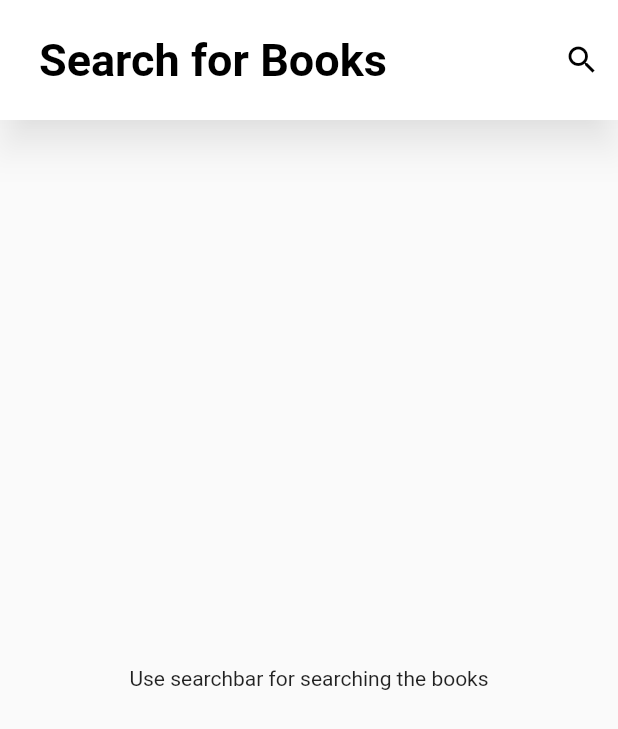
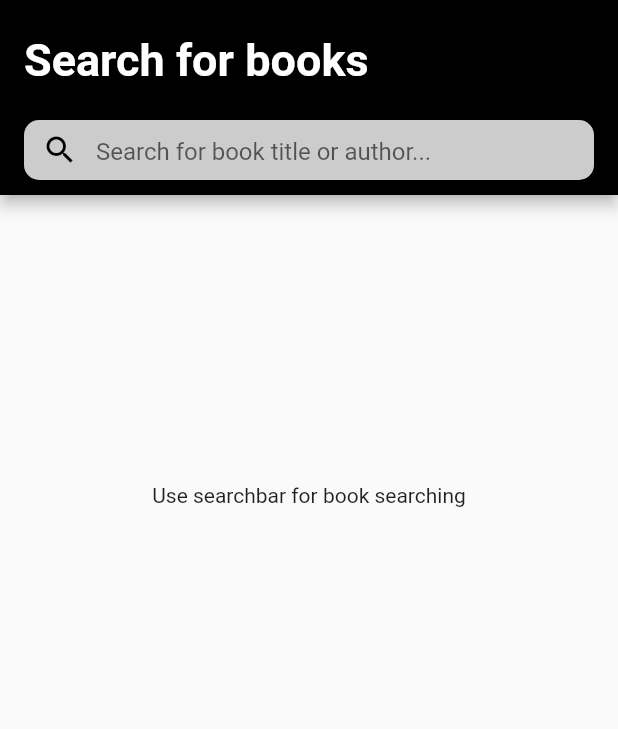
Before and after one commit to lukasNwr/Ringier_booksApp, a Flutter app: the screen it shows after launch, on a phone screen of 412 x 824 dp. Shown: the top 729 px of the screen. Run offline on Flutter 3.47's test engine with Material 2 defaults, Android fonts, the light colour scheme and no system bars.

Commit message:
little ui tweaks, searchbar changed

```diff
--- a/lib/main.dart
+++ b/lib/main.dart
@@ -10,6 +10,7 @@ class MyApp extends StatelessWidget {
   @override
   Widget build(BuildContext context) {
     return const MaterialApp(
+      debugShowCheckedModeBanner: false,
       home: Home(),
     );
   }
--- /dev/null
+++ b/lib/screens/home_screen copy.dart
@@ -0,0 +1,111 @@
+// ignore_for_file: prefer_const_constructors
+
+import 'package:flutter/material.dart';
+import 'package:ringier_books_app/providers/api_provider.dart';
+import '../models/book.dart';
+import '../components/book_tile.dart';
+import '../providers/api_provider.dart';
+
+class Home extends StatefulWidget {
+  const Home();
+
+  @override
+  State<Home> createState() => _HomeState();
+}
+
+class _HomeState extends State<Home> {
+  final Book book = Book(title: "test book");
+
+  String searchString = "";
+  Icon searchIcon = Icon(Icons.search, color: Colors.black);
+  Widget appBarMainArea = Text(
+    "Search for Books",
+    style: TextStyle(
+      color: Colors.black,
+      fontSize: 30,
+      fontWeight: FontWeight.bold,
+    ),
+  );
+
+  @override
+  Widget build(BuildContext context) {
+    return Scaffold(
+      appBar: AppBar(
+        toolbarHeight: 80,
+        shadowColor: Colors.black.withOpacity(.4),
+        backgroundColor: Colors.white,
+        elevation: 10,
+        title: Padding(
+          padding: const EdgeInsets.symmetric(horizontal: 10),
+          child: appBarMainArea,
+        ),
+        centerTitle: false,
+        actions: [
+          IconButton(
+            onPressed: () {
+              setState(() {
+                if (searchIcon.icon == Icons.search) {
+                  searchIcon = Icon(Icons.cancel, color: Colors.black);
+                  appBarMainArea = ListTile(
+                    title: TextField(
+                        cursorColor: Colors.black,
+                        autofocus: true,
+                        onChanged: (value) {
+                          setState(() {
+                            searchString = value;
+                          });
+                        },
+                        decoration: InputDecoration(
+                          hintText: '  Type title or author...',
+                          hintStyle:
+                              TextStyle(color: Colors.black.withOpacity(.5)),
+                          border: InputBorder.none,
+                        ),
+                        style: TextStyle(color: Colors.black)),
+                  );
+                } else {
+                  searchIcon = Icon(Icons.search, color: Colors.black);
+                  appBarMainArea = Text(
+                    "Search for Books",
+                    style: TextStyle(
+                      color: Colors.black,
+                      fontSize: 30,
+                      fontWeight: FontWeight.bold,
+                    ),
+                  );
+                }
+              });
+            },
+            icon: searchIcon,
+          )
+        ],
+      ),
+      body: Padding(
+        padding: const EdgeInsets.symmetric(horizontal: 10),
+        child: Container(
+            child: searchString == ""
+                ? Center(child: Text("Use searchbar for searching the books"))
+                : FutureBuilder(
+                    future: APIProvider.api.fetchBooks(searchString),
+                    builder: (context, AsyncSnapshot<List<Book>> snapshot) {
+                      if (snapshot.connectionState == ConnectionState.done) {
+                        if (snapshot.hasError) {
+                          return Center(
+                              child: Text('Error: ${snapshot.error}'));
+                        } else {
+                          return Container(
+                              padding: EdgeInsets.all(2),
+                              height: MediaQuery.of(context).size.height,
+                              child: ListView(
+                                  children: snapshot.data!
+                                      .map((book) => BookTile(book))
+                                      .toList()));
+                        }
+                      } else {
+                        return Center(child: CircularProgressIndicator());
+                      }
+                    })),
+      ),
+    );
+  }
+}
--- a/lib/screens/home_screen.dart
+++ b/lib/screens/home_screen.dart
@@ -29,82 +29,104 @@ class _HomeState extends State<Home> {
 
   @override
   Widget build(BuildContext context) {
-    return Scaffold(
-        appBar: AppBar(
-          toolbarHeight: 80,
-          shadowColor: Colors.black.withOpacity(.4),
-          backgroundColor: Colors.white,
-          elevation: 10,
+    return GestureDetector(
+      onTap: () => FocusScope.of(context).unfocus(),
+      child: Scaffold(
+        body: CustomScrollView(
+          keyboardDismissBehavior: ScrollViewKeyboardDismissBehavior.onDrag,
+          slivers: [
+            SliverAppBar(
+              toolbarHeight: 70,
+              backgroundColor: Colors.black,
+              foregroundColor: Colors.white,
+              floating: true,
+              pinned: true,
+              snap: false,
+              centerTitle: false,
               title: Padding(
-            padding: const EdgeInsets.symmetric(horizontal: 10),
-            child: appBarMainArea,
+                padding: const EdgeInsets.fromLTRB(0, 10, 0, 0),
+                child: Text(
+                  "Search for books",
+                  style: TextStyle(fontSize: 30, fontWeight: FontWeight.bold),
                 ),
-          centerTitle: false,
-          actions: [
-            IconButton(
-              onPressed: () {
-                setState(() {
-                  if (searchIcon.icon == Icons.search) {
-                    searchIcon = Icon(Icons.cancel, color: Colors.black);
-                    appBarMainArea = ListTile(
-                      title: TextField(
-                          cursorColor: Colors.black,
-                          autofocus: true,
+              ),
+              bottom: AppBar(
+                toolbarHeight: 60,
+                backgroundColor: Colors.black,
+                foregroundColor: Colors.white,
+                title: ClipRRect(
+                  borderRadius: BorderRadius.circular(10),
+                  child: Container(
+                    width: double.infinity,
+                    height: 40,
+                    color: Colors.white.withOpacity(.8),
+                    child: Center(
+                      child: TextField(
+                        decoration: InputDecoration(
+                          hintText: 'Search for book title or author...',
+                          prefixIcon: Icon(
+                            Icons.search,
+                            color: Colors.black,
+                          ),
+                          border: InputBorder.none,
+                        ),
                         onChanged: (value) {
                           setState(() {
                             searchString = value;
                           });
                         },
-                          decoration: InputDecoration(
-                            hintText: '  Type title or author...',
-                            hintStyle:
-                                TextStyle(color: Colors.black.withOpacity(.5)),
-                            border: InputBorder.none,
                       ),
-                          style: TextStyle(color: Colors.black)),
-                    );
-                  } else {
-                    searchIcon = Icon(Icons.search, color: Colors.black);
-                    appBarMainArea = Text(
-                      "Search for Books",
-                      style: TextStyle(
-                        color: Colors.black,
-                        fontSize: 30,
-                        fontWeight: FontWeight.bold,
                     ),
-                    );
-                  }
-                });
-              },
-              icon: searchIcon,
-            )
-          ],
                   ),
-        body: Padding(
+                ),
+              ),
+            ),
+            SliverList(
+              delegate: SliverChildListDelegate([
+                Padding(
                   padding: const EdgeInsets.symmetric(horizontal: 10),
                   child: Container(
                     child: searchString == ""
-                  ? Center(child: Text("Use searchbar for searching the books"))
+                        ? SizedBox(
+                            height: 400,
+                            child: Center(
+                              child: Text(
+                                'Use searchbar for book searching',
+                              ),
+                            ),
+                          )
                         : FutureBuilder(
                             future: APIProvider.api.fetchBooks(searchString),
-                      builder: (context, AsyncSnapshot<List<Book>> snapshot) {
-                        if (snapshot.connectionState == ConnectionState.done) {
+                            builder:
+                                (context, AsyncSnapshot<List<Book>> snapshot) {
+                              if (snapshot.connectionState ==
+                                  ConnectionState.done) {
                                 if (snapshot.hasError) {
                                   return Center(
                                       child: Text('Error: ${snapshot.error}'));
                                 } else {
                                   return Container(
                                       padding: EdgeInsets.all(2),
-                                height: MediaQuery.of(context).size.height,
+                                      height:
+                                          MediaQuery.of(context).size.height,
                                       child: ListView(
                                           children: snapshot.data!
                                               .map((book) => BookTile(book))
                                               .toList()));
                                 }
                               } else {
-                          return Center(child: CircularProgressIndicator());
+                                return Center(
+                                    child: CircularProgressIndicator());
                               }
-                      })),
-        ));
+                            },
+                          ),
+                  ),
+                ),
+              ]),
+            ),
+          ],
+        ),
+      ),
+    );
   }
 }
```
Also changed, not shown: lib/screens/details_screen.dart (+19 -15 lines), 17 other files. Lines whose indentation alone changed are shown as unchanged.
